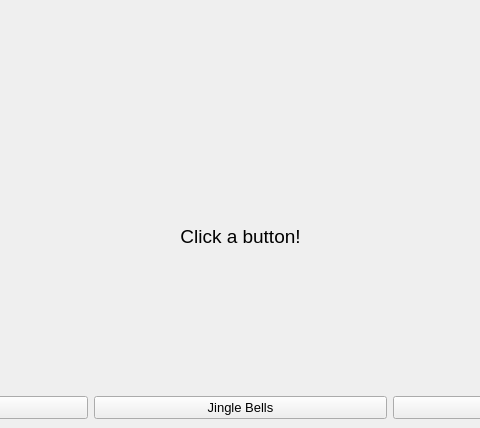
This is test.ui in JasonLuckow/ProjectLab2 as Qt 5 draws it before an edit; both pictures show x 214 to 694 and y 242 to 670 of the 909 by 670 pixel window. The edited form follows.
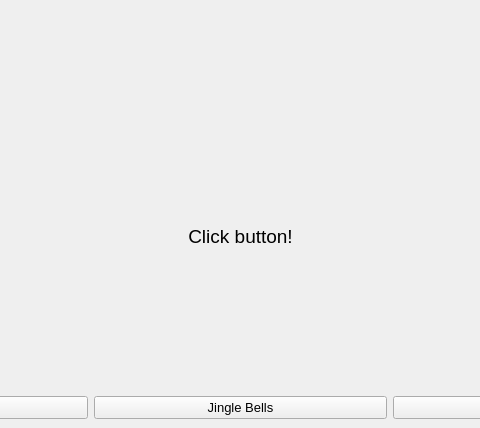
This is the edited form.

Diff of the .ui file:
```diff
--- a/test.ui
+++ b/test.ui
@@ -50,7 +50,7 @@
        </font>
       </property>
       <property name="text">
-       <string>Click a button!</string>
+       <string>Click button!</string>
       </property>
       <property name="alignment">
        <set>Qt::AlignCenter</set>
```
